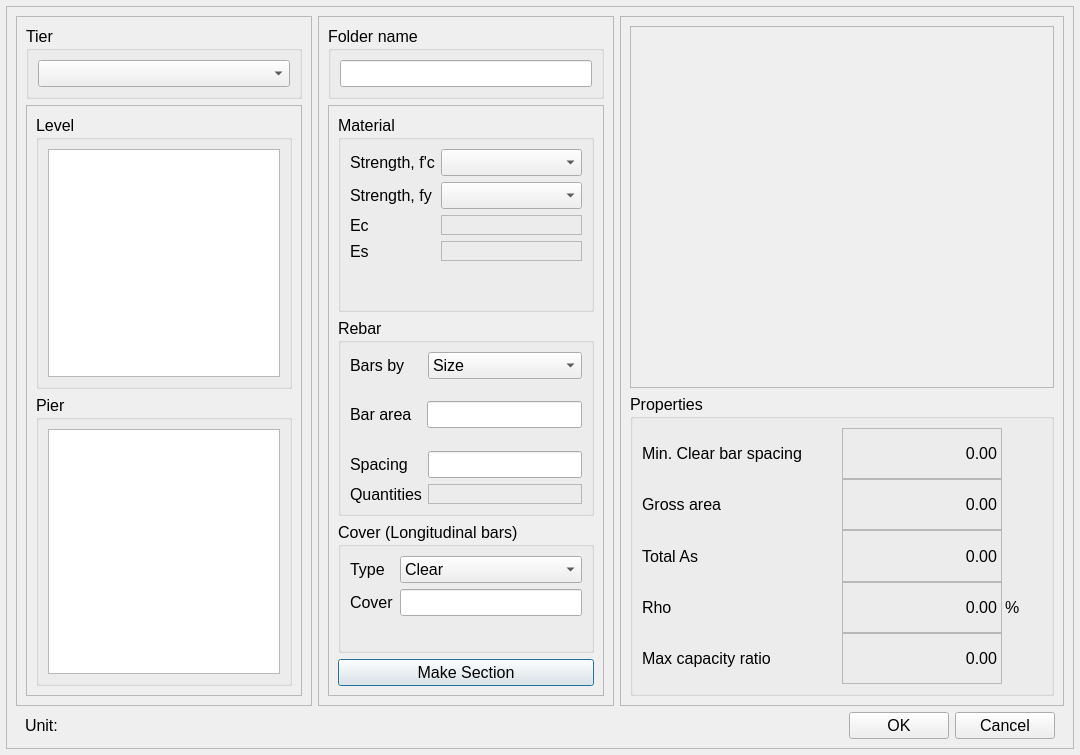
Above: src/sp_editor/widgets/load_calculation_case.ui from tudothanhpt/SP-editor before the change. Below: the same form after it.
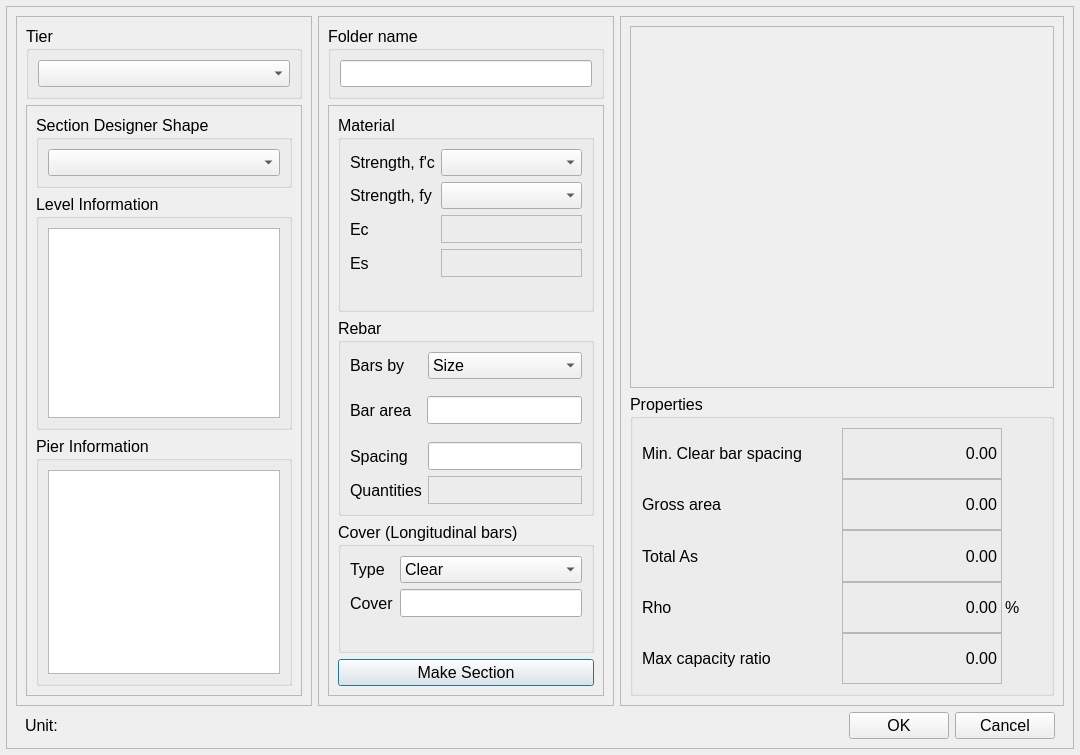
That is the form after the change. The open tabs and pages were chosen to show the change.

Commit message: update load calculation case and load combo selection action

```diff
--- a/src/sp_editor/widgets/load_calculation_case.ui
+++ b/src/sp_editor/widgets/load_calculation_case.ui
@@ -105,11 +105,23 @@
               <property name="frameShadow">
                <enum>QFrame::Shadow::Raised</enum>
               </property>
-              <layout class="QVBoxLayout" name="verticalLayout_4" stretch="95,101">
+              <layout class="QVBoxLayout" name="verticalLayout_4" stretch="0,95,101">
+               <item>
+                <widget class="QGroupBox" name="groupBox_5">
+                 <property name="title">
+                  <string>Section Designer Shape</string>
+                 </property>
+                 <layout class="QGridLayout" name="gridLayout_11">
+                  <item row="0" column="0">
+                   <widget class="QComboBox" name="cb_sectionDesignerShape"/>
+                  </item>
+                 </layout>
+                </widget>
+               </item>
                <item>
                 <widget class="QGroupBox" name="groupBox_3">
                  <property name="title">
-                  <string>Level</string>
+                  <string>Level Information</string>
                  </property>
                  <layout class="QGridLayout" name="gridLayout_6">
                   <item row="0" column="0">
@@ -121,7 +133,7 @@
                <item>
                 <widget class="QGroupBox" name="groupBox_4">
                  <property name="title">
-                  <string>Pier</string>
+                  <string>Pier Information</string>
                  </property>
                  <layout class="QGridLayout" name="gridLayout_7">
                   <item row="0" column="0">
@@ -144,7 +156,7 @@
            <property name="frameShadow">
             <enum>QFrame::Shadow::Raised</enum>
            </property>
-           <layout class="QGridLayout" name="gridLayout_3" rowstretch="1,9,0" columnstretch="0">
+           <layout class="QGridLayout" name="gridLayout_3" rowstretch="1,9" columnstretch="0">
             <item row="0" column="0">
              <widget class="QGroupBox" name="groupBox_2">
               <property name="title">
@@ -201,6 +213,12 @@
                   </item>
                   <item row="2" column="1">
                    <widget class="QLabel" name="lb_Ec">
+                    <property name="minimumSize">
+                     <size>
+                      <width>0</width>
+                      <height>28</height>
+                     </size>
+                    </property>
                     <property name="frameShape">
                      <enum>QFrame::Shape::StyledPanel</enum>
                     </property>
@@ -218,6 +236,12 @@
                   </item>
                   <item row="3" column="1">
                    <widget class="QLabel" name="lb_Es">
+                    <property name="minimumSize">
+                     <size>
+                      <width>0</width>
+                      <height>28</height>
+                     </size>
+                    </property>
                     <property name="frameShape">
                      <enum>QFrame::Shape::StyledPanel</enum>
                     </property>
@@ -264,7 +288,14 @@
                    </widget>
                   </item>
                   <item row="3" column="1">
-                   <widget class="QLineEdit" name="le_spacing"/>
+                   <widget class="QLineEdit" name="le_spacing">
+                    <property name="minimumSize">
+                     <size>
+                      <width>0</width>
+                      <height>28</height>
+                     </size>
+                    </property>
+                   </widget>
                   </item>
                   <item row="4" column="0">
                    <widget class="QLabel" name="label_20">
@@ -275,6 +306,12 @@
                   </item>
                   <item row="4" column="1">
                    <widget class="QLabel" name="lb_quantities">
+                    <property name="minimumSize">
+                     <size>
+                      <width>0</width>
+                      <height>28</height>
+                     </size>
+                    </property>
                     <property name="frameShape">
                      <enum>QFrame::Shape::StyledPanel</enum>
                     </property>
@@ -355,7 +392,14 @@
                        </widget>
                       </item>
                       <item row="0" column="1">
-                       <widget class="QLineEdit" name="le_barArea"/>
+                       <widget class="QLineEdit" name="le_barArea">
+                        <property name="minimumSize">
+                         <size>
+                          <width>0</width>
+                          <height>28</height>
+                         </size>
+                        </property>
+                       </widget>
                       </item>
                      </layout>
                     </widget>
@@ -399,7 +443,14 @@
                    </widget>
                   </item>
                   <item row="1" column="1">
-                   <widget class="QLineEdit" name="le_cover"/>
+                   <widget class="QLineEdit" name="le_cover">
+                    <property name="minimumSize">
+                     <size>
+                      <width>0</width>
+                      <height>28</height>
+                     </size>
+                    </property>
+                   </widget>
                   </item>
                  </layout>
                 </widget>
```
Left out of the diff: 2 changed lines with no effect on the pictures. The commit also changes 13 other files.
